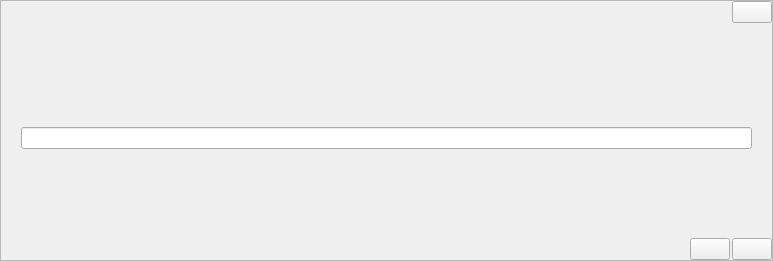
Before: the Qt Designer form src/gui/Dlg/input.ui in LaM0uette/PySide6_Blank_Project_demo, drawn with Qt 5.
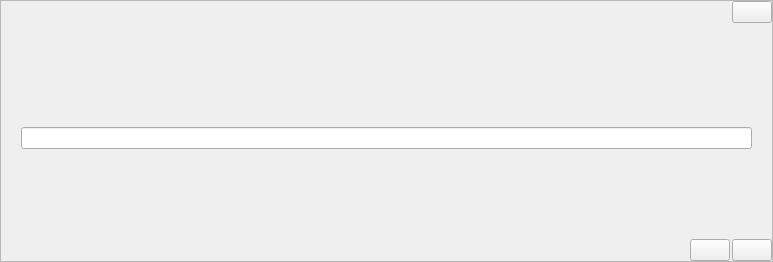
After: the same form once the commit is applied.

What changed in the file:
```diff
--- a/src/gui/Dlg/input.ui
+++ b/src/gui/Dlg/input.ui
@@ -7,7 +7,7 @@
     <x>0</x>
     <y>0</y>
     <width>773</width>
-    <height>261</height>
+    <height>262</height>
    </rect>
   </property>
   <layout class="QGridLayout" name="glay_dlg">
```
Left out of the diff: 2 changed lines with no effect on the pictures. Lines whose indentation alone changed are shown as unchanged.
